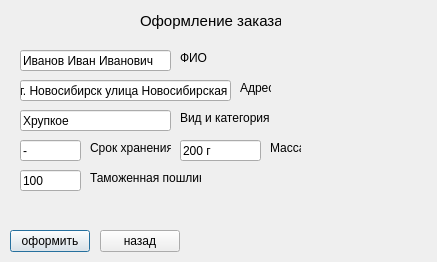
First picture: the form in course/courier/dispatcherwindow.ui, repository Tsukun/Programminglab, before the edit.
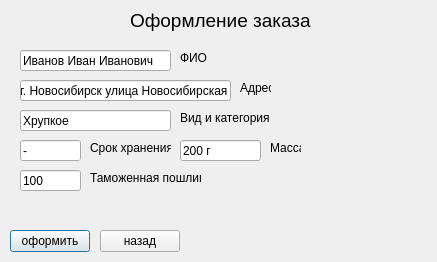
Second picture: the form after the edit.

Diff of the .ui file:
```diff
--- a/course/courier/dispatcherwindow.ui
+++ b/course/courier/dispatcherwindow.ui
@@ -172,15 +172,15 @@
   <widget class="QLabel" name="label_7">
    <property name="geometry">
     <rect>
-     <x>140</x>
+     <x>130</x>
      <y>10</y>
-     <width>141</width>
+     <width>181</width>
      <height>21</height>
     </rect>
    </property>
    <property name="font">
     <font>
-     <pointsize>11</pointsize>
+     <pointsize>14</pointsize>
     </font>
    </property>
    <property name="text">
```
